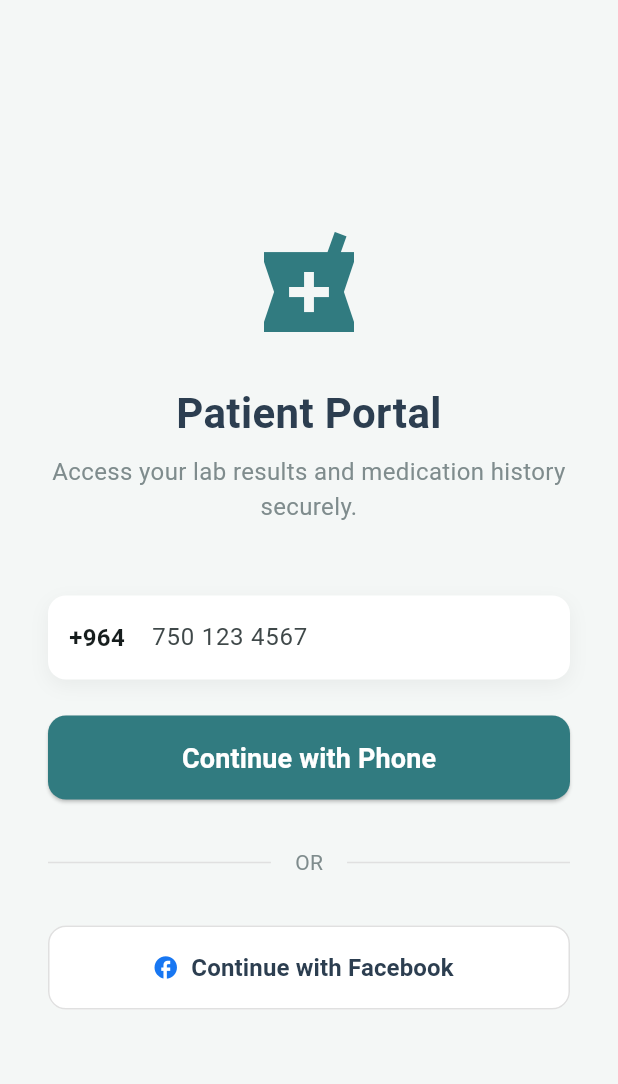
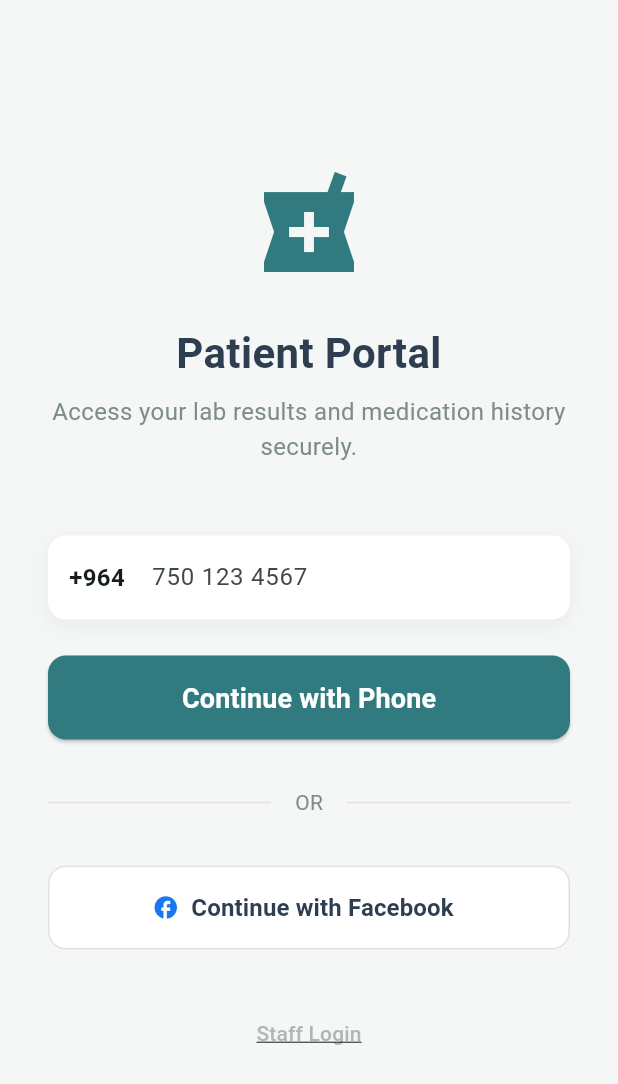
Before and after one commit to ZADOST/pharmacy_and_lab_ecosystem_architecture, a Flutter app: the screen it shows after launch, on a phone screen of 412 x 824 dp. Shown: the top 1084 px of the screen. Run offline on Flutter 3.47's test engine with Material 3 defaults, Android fonts, the light colour scheme and no system bars; our stand-ins replace flutter_local_notifications, flutter_secure_storage, qr_flutter; missing offline and left inert: mobile_scanner.

Commit message:
implemented secure staff portal authentication routing

```diff
--- a/lib/features/auth/controllers/auth_controller.dart
+++ b/lib/features/auth/controllers/auth_controller.dart
@@ -1,39 +1,36 @@
 import 'package:flutter/material.dart';
+import 'package:flutter_secure_storage/flutter_secure_storage.dart';
 import '../../../core/network/api_client.dart';
 import '../../patient_dashboard/views/patient_home_page.dart';
 
 class AuthController {
+  // Initialize the secure vault
+  static const _storage = FlutterSecureStorage();
 
-  /// Handles the phone number login process
+  /// Handles the phone number login process and saves the session securely
   static Future<void> loginWithPhone(BuildContext context, String phone) async {
-    // 1. Format the phone number to match the KRI standard we set up
     final String formattedPhone = '+964${phone.trim()}';
-
-    // 2. Send the request to our PHP API
     final response = await ApiClient.patientLogin(phone: formattedPhone);
 
-    // 3. Handle the response
     if (response != null && response.containsKey('patient_id')) {
       final int patientId = response['patient_id'];
       final String fullName = response['full_name'];
 
-      // Show success message
+      // 1. Save the credentials securely to the device
+      await _storage.write(key: 'session_patient_id', value: patientId.toString());
+      await _storage.write(key: 'session_user_role', value: 'PATIENT');
+      await _storage.write(key: 'session_full_name', value: fullName);
+
       ScaffoldMessenger.of(context).showSnackBar(
-        SnackBar(
-          content: Text('Welcome back, $fullName!'),
-          backgroundColor: Colors.teal,
-        ),
+        SnackBar(content: Text('Welcome back, $fullName!'), backgroundColor: Colors.teal),
       );
 
-      // Navigate the patient to their dashboard and prevent them from going back to login
+      // 2. Navigate to the dashboard
       Navigator.pushReplacement(
         context,
-        MaterialPageRoute(
-          builder: (context) => PatientHomePage(patientId: patientId),
-        ),
+        MaterialPageRoute(builder: (context) => PatientHomePage(patientId: patientId)),
       );
     } else {
-      // Show error message if the phone number isn't in the database
       ScaffoldMessenger.of(context).showSnackBar(
         const SnackBar(
           content: Text('Patient record not found. Please register at the pharmacy.'),
@@ -42,12 +39,46 @@ class AuthController {
       );
     }
   }
+  /// Handles the staff login process and saves the session securely
+  static Future<void> loginAdmin(BuildContext context, String username, String password) async {
+    final response = await ApiClient.adminLogin(username: username, password: password);
 
-  /// Handles the Facebook OAuth login process (Placeholder for now)
-  static Future<void> loginWithFacebook(BuildContext context) async {
-    // We will implement the flutter_facebook_auth package logic here later
-    ScaffoldMessenger.of(context).showSnackBar(
-      const SnackBar(content: Text('Facebook login integration pending.')),
-    );
+    if (response != null && response.containsKey('staff_id')) {
+      final String staffId = response['staff_id'].toString();
+      final String role = response['role'];
+      final String name = response['username'];
+
+      // 1. Save the staff credentials securely to the device
+      await _storage.write(key: 'session_patient_id', value: staffId); // Using same key for ease of checking
+      await _storage.write(key: 'session_user_role', value: role);
+      await _storage.write(key: 'session_full_name', value: name);
+
+      // 2. Navigate straight to the Admin Dashboard
+      Navigator.pushReplacementNamed(context, '/admin-dashboard');
+    } else {
+      ScaffoldMessenger.of(context).showSnackBar(
+        const SnackBar(
+          content: Text('Invalid staff credentials. Access denied.'),
+          backgroundColor: Colors.redAccent,
+        ),
+      );
+    }
+  }
+
+  /// Checks if a user is already logged in when the app starts
+  static Future<Map<String, String?>> checkExistingSession() async {
+    final patientId = await _storage.read(key: 'session_patient_id');
+    final role = await _storage.read(key: 'session_user_role');
+
+    return {
+      'patient_id': patientId,
+      'role': role,
+    };
+  }
+
+  /// Clears the secure storage and logs the user out
+  static Future<void> logout(BuildContext context) async {
+    await _storage.deleteAll();
+    Navigator.pushReplacementNamed(context, '/');
   }
 }
--- a/lib/features/auth/views/login_page.dart
+++ b/lib/features/auth/views/login_page.dart
@@ -173,6 +173,19 @@ class _LoginPageState extends State<LoginPage> {
                     ),
                   ),
                 ),
+                const SizedBox(height: 32),
+
+                // Discreet Staff Access Link
+                TextButton(
+                  onPressed: () => Navigator.pushNamed(context, '/admin-login'),
+                  child: Text(
+                    'Staff Login',
+                    style: TextStyle(
+                      color: AppColors.textLight.withOpacity(0.6),
+                      decoration: TextDecoration.underline,
+                    ),
+                  ),
+                ),
               ],
             ),
           ),
--- a/lib/main.dart
+++ b/lib/main.dart
@@ -1,9 +1,11 @@
 import 'package:flutter/material.dart';
 import 'core/theme/app_colors.dart';
 import 'routes.dart';
+import 'features/auth/controllers/auth_controller.dart';
+import 'features/patient_dashboard/views/patient_home_page.dart';
+import 'features/inventory_admin/views/admin_dashboard_page.dart';
 
 void main() {
-  // Ensures Flutter engine is initialized before running the app
   WidgetsFlutterBinding.ensureInitialized();
   runApp(const PharmacyLabSystem());
 }
@@ -17,9 +19,38 @@ class PharmacyLabSystem extends StatelessWidget {
       title: 'PharmaLab Ecosystem',
       theme: AppColors.clinicalTheme,
       debugShowCheckedModeBanner: false,
-      // We set the initial route to the Login Page
-      initialRoute: AppRoutes.login,
-      // We pass our routing logic here
+      // Instead of defaulting to the login route, we use a FutureBuilder to check the vault
+      home: FutureBuilder<Map<String, String?>>(
+        future: AuthController.checkExistingSession(),
+        builder: (context, snapshot) {
+          // While checking the device storage, show a loading indicator
+          if (snapshot.connectionState == ConnectionState.waiting) {
+            return const Scaffold(
+              backgroundColor: AppColors.backgroundLight,
+              body: Center(child: CircularProgressIndicator(color: AppColors.primaryTeal)),
+            );
+          }
+
+          final sessionData = snapshot.data;
+
+          // If a session exists and the role is a Patient, route them directly to their dashboard
+          if (sessionData != null && sessionData['role'] == 'PATIENT' && sessionData['patient_id'] != null) {
+            final int pId = int.parse(sessionData['patient_id']!);
+            return PatientHomePage(patientId: pId);
+          }
+
+          // If a session exists and the role is Admin, route to the Admin Dashboard
+          if (sessionData != null && sessionData['role'] == 'ADMIN') {
+            return const AdminDashboardPage();
+          }
+
+          // If no session is found, fall back to the AppRoutes logic which defaults to the Login Page
+          return Navigator(
+            onGenerateRoute: AppRoutes.generateRoute,
+            initialRoute: AppRoutes.login,
+          );
+        },
+      ),
       onGenerateRoute: AppRoutes.generateRoute,
     );
   }
--- a/lib/routes.dart
+++ b/lib/routes.dart
@@ -1,6 +1,6 @@
 import 'package:flutter/material.dart';
 import 'package:flutter/foundation.dart' show kIsWeb;
-
+import 'features/auth/views/admin_login_page.dart';
 import 'features/auth/views/login_page.dart';
 import 'features/patient_dashboard/views/patient_home_page.dart';
 import 'features/inventory_admin/views/admin_dashboard_page.dart'; // <-- IMPORT THIS
@@ -9,7 +9,7 @@ class AppRoutes {
   static const String login = '/';
   static const String patientHome = '/patient-home';
   static const String adminDashboard = '/admin-dashboard'; // <-- CHANGED ROUTE NAME
-
+  static const String adminLogin = '/admin-login';
   static Route<dynamic> generateRoute(RouteSettings settings) {
     switch (settings.name) {
       case login:
@@ -20,6 +20,8 @@ class AppRoutes {
         return MaterialPageRoute(
           builder: (_) => PatientHomePage(patientId: patientId),
         );
+        case adminLogin:
+  return MaterialPageRoute(builder: (_) => const AdminLoginPage());
 
       case adminDashboard: // <-- NOW POINTS HERE
         return MaterialPageRoute(builder: (_) => const AdminDashboardPage());
--- a/pubspec.yaml
+++ b/pubspec.yaml
@@ -39,6 +39,7 @@ dependencies:
   qr_flutter: ^4.1.0
   mobile_scanner: ^7.2.0
   flutter_local_notifications: ^22.0.1
+  flutter_secure_storage: ^10.3.1
 
 dev_dependencies:
   flutter_test:
```
Also changed, not shown: lib/core/network/api_client.dart (+25 -0 lines), lib/features/auth/views/admin_login_page.dart (added, +148 -0 lines), pubspec.lock, 5 other files.
